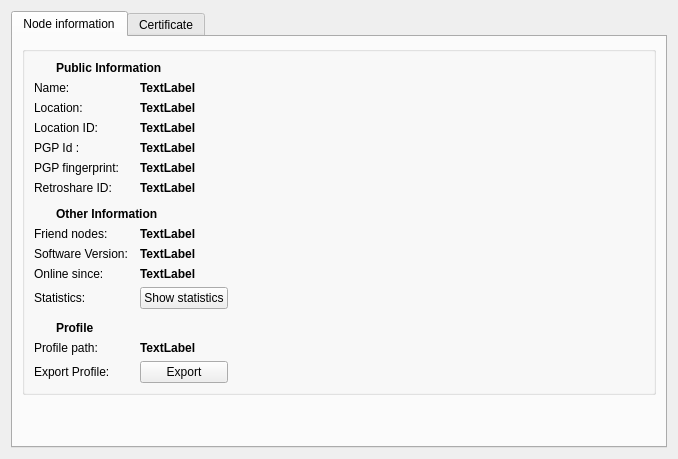
Above: retroshare-gui/src/gui/settings/CryptoPage.ui from RetroShare/RetroShare before the change. Below: the same form after it.
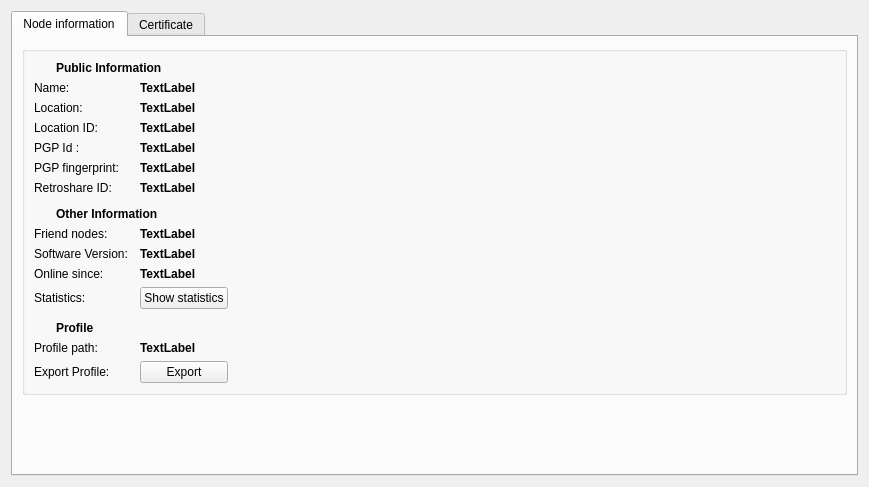
That is the form after the change. Icons and pictures are not drawn. Custom widgets are drawn as their Qt base class.

Patch:
```diff
--- a/retroshare-gui/src/gui/settings/CryptoPage.ui
+++ b/retroshare-gui/src/gui/settings/CryptoPage.ui
@@ -6,8 +6,8 @@
    <rect>
     <x>0</x>
     <y>0</y>
-    <width>644</width>
-    <height>459</height>
+    <width>869</width>
+    <height>487</height>
    </rect>
   </property>
   <layout class="QGridLayout" name="gridLayout_2">
```
Left out of the diff: 3 changed lines with no effect on the pictures.
